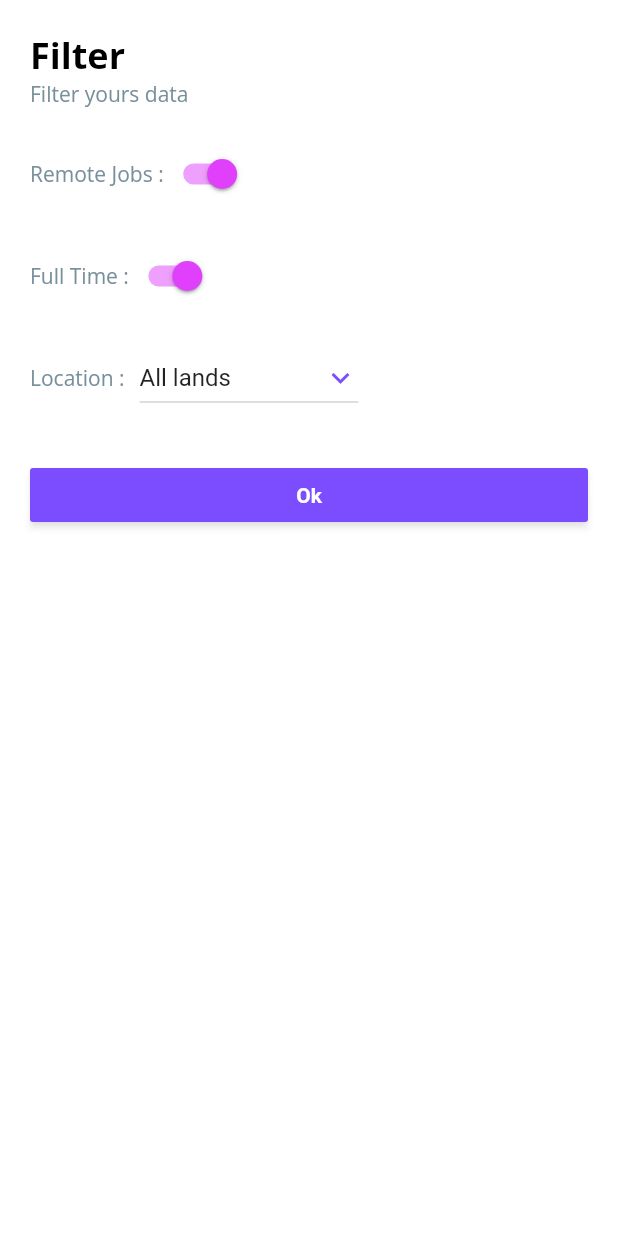
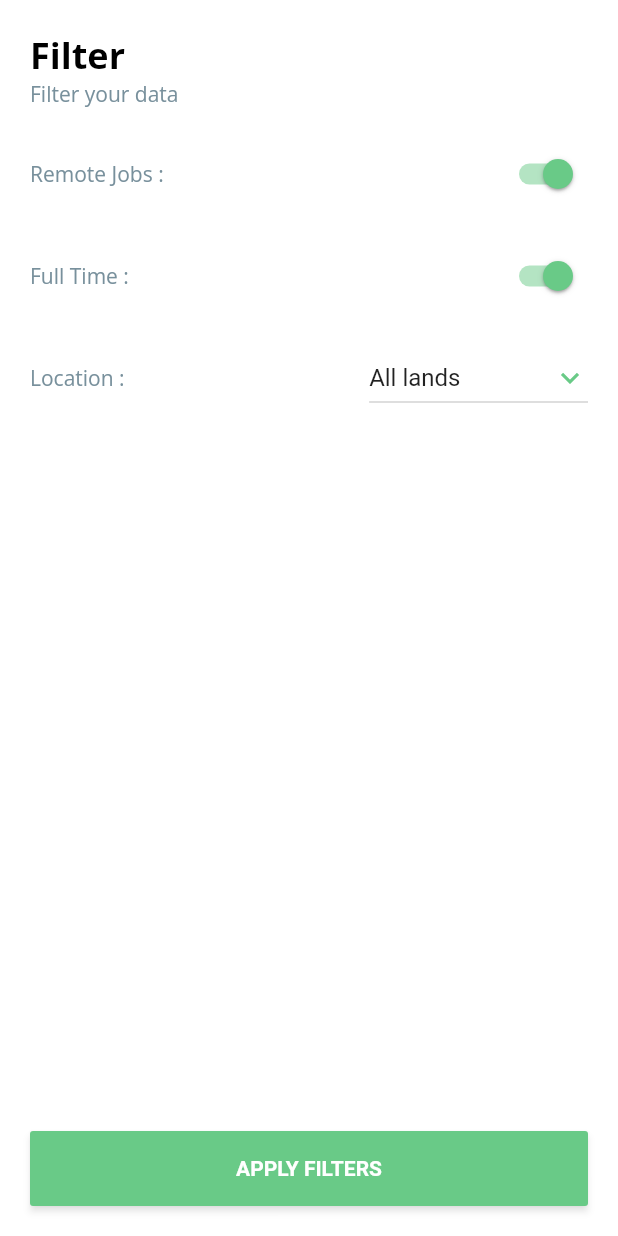
Before and after one commit to mrZoffishall/nebula-demo-app, a Flutter app: the FilterDialog screen opened directly, on a phone screen of 412 x 824 dp. Run offline on Flutter 3.47's test engine with Material 2 defaults, Android fonts, the light colour scheme and no system bars; our stand-ins replace dartz, dio, flutter_html, flutter_vector_icons, google_fonts, shared_preferences; accounts and stored records are empty; network calls fail.

Commit message:
updated filter dialog

```diff
--- a/lib/screens/home_screen.dart
+++ b/lib/screens/home_screen.dart
@@ -39,12 +39,12 @@ class _HomeScreenState extends State<HomeScreen> {
     super.dispose();
   }
 
-
   @override
   Widget build(BuildContext context) {
+    final Size size = MediaQuery.of(context).size;
+
     final themeProvider = context.watch<ThemeProvider>();
     final searchList = context.watch<PreferencesProvider>().searches;
-    final Size size = MediaQuery.of(context).size;
     final oldFilters = context.watch<PreferencesProvider>().filters;
 
     statusBar.setColor(context: context);
@@ -101,22 +101,17 @@ class _HomeScreenState extends State<HomeScreen> {
                           ),
                           hintText: "Search a job",
                           onFieldSubmitted: (String newValue) {
-
-
                             oldFilters["description"] = newValue;
                             context.read<PreferencesProvider>().saveFilters(oldFilters);
 
-                            if(oldFilters.containsKey("location")){
-                              if(oldFilters["location"] == "All lands")
-                                oldFilters.remove("location");
+                            if (oldFilters.containsKey("location")) {
+                              if (oldFilters["location"] == "All lands") oldFilters.remove("location");
                             }
 
-                            if(!searchList.contains(newValue)){
+                            if (!searchList.contains(newValue)) {
                               searchList.add(newValue);
                               context.read<PreferencesProvider>().saveSearch(newValue);
                             }
-
-                            print(oldFilters);
 
                             context.read<JobProvider>().getJobList(filters: oldFilters);
                           },
@@ -125,14 +120,19 @@ class _HomeScreenState extends State<HomeScreen> {
                       IconButton(
                         icon: Icon(Feather.sliders),
                         onPressed: () {
-
                           showDialog(
                             context: context,
                             barrierDismissible: true,
                             builder: (context) => Center(
-                              child: Center(child: Container(child: FilterDialog(), width: 300, height: 400,)),),
+                              child: Center(
+                                child: Container(
+                                  child: FilterDialog(),
+                                  width: 300,
+                                  height: 400,
+                                ),
+                              ),
+                            ),
                           );
-
                         },
                       ),
                     ],
--- a/lib/widgets/dialogs/filter_dialog.dart
+++ b/lib/widgets/dialogs/filter_dialog.dart
@@ -4,17 +4,12 @@ import 'package:nebula/models/lands.dart';
 import '../../providers/preferences_provider.dart';
 import 'package:provider/provider.dart';
 
-
-
-
 class FilterDialog extends StatefulWidget {
-
   @override
   _FilterDialogState createState() => _FilterDialogState();
 }
 
 class _FilterDialogState extends State<FilterDialog> {
-
   @override
   void initState() {
     WidgetsBinding.instance.addPostFrameCallback((timeStamp) {
@@ -29,63 +24,51 @@ class _FilterDialogState extends State<FilterDialog> {
   }
 
   bool _isRemote = true;
-  bool _isFullTime  = true;
+  bool _isFullTime = true;
   String _dropdownValue = lands[0];
 
   @override
   Widget build(BuildContext context) {
-
-    final size = MediaQuery.of(context).size;
     final oldFilters = context.watch<PreferencesProvider>().filters;
 
     return Scaffold(
-      body: Container(
-        child: ListView(
+      body: Padding(
         padding: EdgeInsets.all(20),
+        child: Column(
+          crossAxisAlignment: CrossAxisAlignment.start,
           children: [
-            Text(
-              "Filter",
-                style: Theme.of(context).textTheme.headline1
+            Text("Filter", style: Theme.of(context).textTheme.headline1),
+            Text("Filter your data", style: Theme.of(context).textTheme.bodyText2),
+            SizedBox(
+              height: 20,
             ),
-            Text(
-                "Filter yours data",
-                style: Theme.of(context).textTheme.bodyText2
-            ),
-            SizedBox(height: 20,),
-            Container(
-              width: size.width / 3,
-              child: Row(
+            Row(
+              mainAxisAlignment: MainAxisAlignment.spaceBetween,
               children: [
                 Text("Remote Jobs :"),
                 Switch(
                   value: _isRemote,
-                    activeColor: Colors.purpleAccent,
-                    onChanged: (newValue){
-
+                  activeColor: Theme.of(context).primaryColor,
+                  onChanged: (newValue) {
                     setState(() {
-
                       _isRemote = newValue;
-
                     });
-
                   },
                 )
               ],
             ),
+            SizedBox(
+              height: 20,
             ),
-            SizedBox(height: 20,),
-            Container(
-              width: size.width / 3,
-              child: Row(
+            Row(
+              mainAxisAlignment: MainAxisAlignment.spaceBetween,
               children: [
                 Text("Full Time :"),
                 Switch(
                   value: oldFilters["full_time"] == null ? _isFullTime : oldFilters["full_time"] as bool,
-                    activeColor: Colors.purpleAccent,
-                    onChanged: (newValue){
-
+                  activeColor: Theme.of(context).primaryColor,
+                  onChanged: (newValue) {
                     setState(() {
-
                       _isFullTime = newValue;
 
                       if (oldFilters.containsKey("full_time")) {
@@ -95,30 +78,29 @@ class _FilterDialogState extends State<FilterDialog> {
                         oldFilters["full_time"] = _isFullTime;
                         context.read<PreferencesProvider>().saveFilters(oldFilters);
                       }
-
-
                     });
-
                   },
                 )
               ],
             ),
-            ),
-            SizedBox(height: 20,),
-            Container(
-              width: size.width / 3,
-              child: Row(
+            SizedBox(height: 20),
+            Row(
+              mainAxisAlignment: MainAxisAlignment.spaceBetween,
               children: [
                 Text("Location :"),
-                  SizedBox(width: 10,),
+                SizedBox(
+                  width: 10,
+                ),
                 DropdownButton<String>(
                   value: oldFilters["location"] == null ? _dropdownValue : oldFilters["location"].toString(),
-                    icon: Icon(Icons.keyboard_arrow_down, color: Colors.deepPurpleAccent,),
+                  icon: Icon(
+                    Icons.keyboard_arrow_down,
+                    color: Theme.of(context).primaryColor,
+                  ),
                   iconSize: 24,
                   elevation: 16,
                   onChanged: (String newValue) {
                     setState(() {
-
                       _dropdownValue = newValue;
 
                       if (oldFilters.containsKey("location")) {
@@ -128,34 +110,29 @@ class _FilterDialogState extends State<FilterDialog> {
                         oldFilters["location"] = _dropdownValue;
                         context.read<PreferencesProvider>().saveFilters(oldFilters);
                       }
-
                     });
                   },
-                    items: lands
-                        .map<DropdownMenuItem<String>>((String value) {
+                  items: lands.map<DropdownMenuItem<String>>((String value) {
                     return DropdownMenuItem<String>(
                       value: value,
                       child: Text(value),
                     );
-                    })
-                        .toList(),
+                  }).toList(),
                 ),
               ],
             ),
-
-            ),
-            SizedBox(height: 30,),
-            RaisedButton(
-              onPressed: (){
-                print(oldFilters);
+            Spacer(),
+            Container(
+              height: 50,
+              width: MediaQuery.of(context).size.width,
+              child: RaisedButton(
+                onPressed: () {
                   Navigator.pop(context);
                 },
-              color: Colors.deepPurpleAccent,
+                color: Theme.of(context).primaryColor,
                 child: Text(
-                "Ok",
-                style: TextStyle(
-                  color: Colors.white,
-                  fontWeight: FontWeight.bold
+                  "APPLY FILTERS",
+                  style: TextStyle(color: Colors.white, fontWeight: FontWeight.bold),
                 ),
               ),
             )
```
Lines whose indentation alone changed are shown as unchanged.
